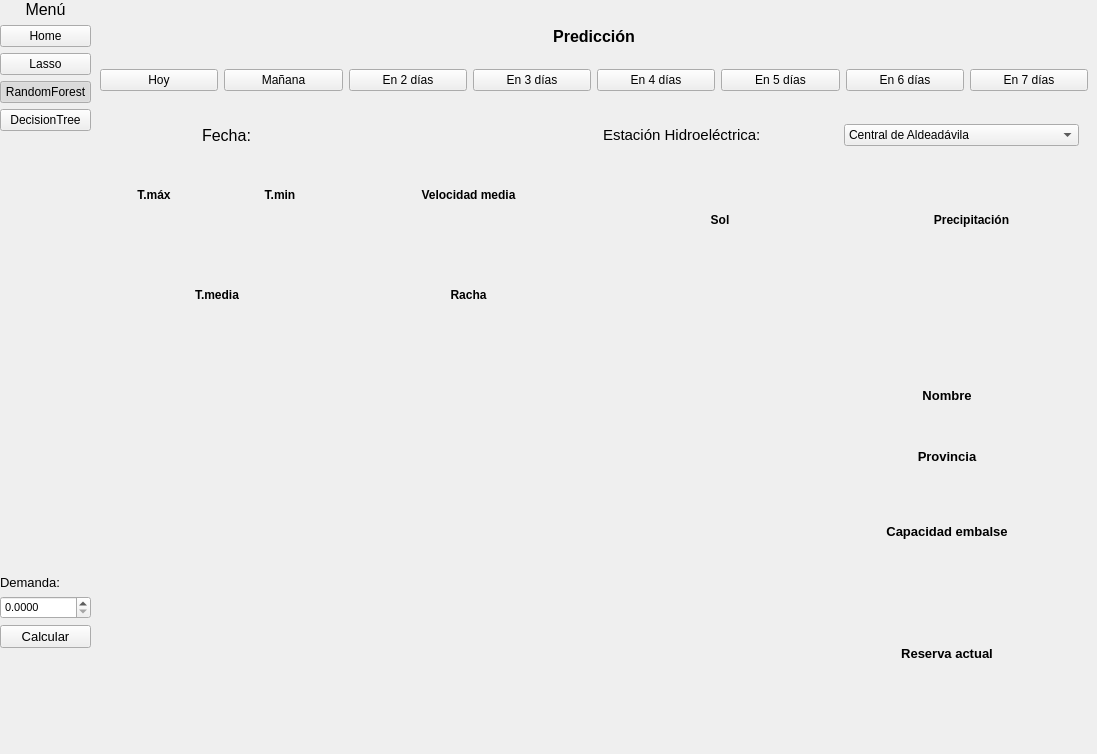
Before: the Qt Designer form faseII_BlackHats/home.ui in Liixxn/Fase-II, drawn with Qt 5.
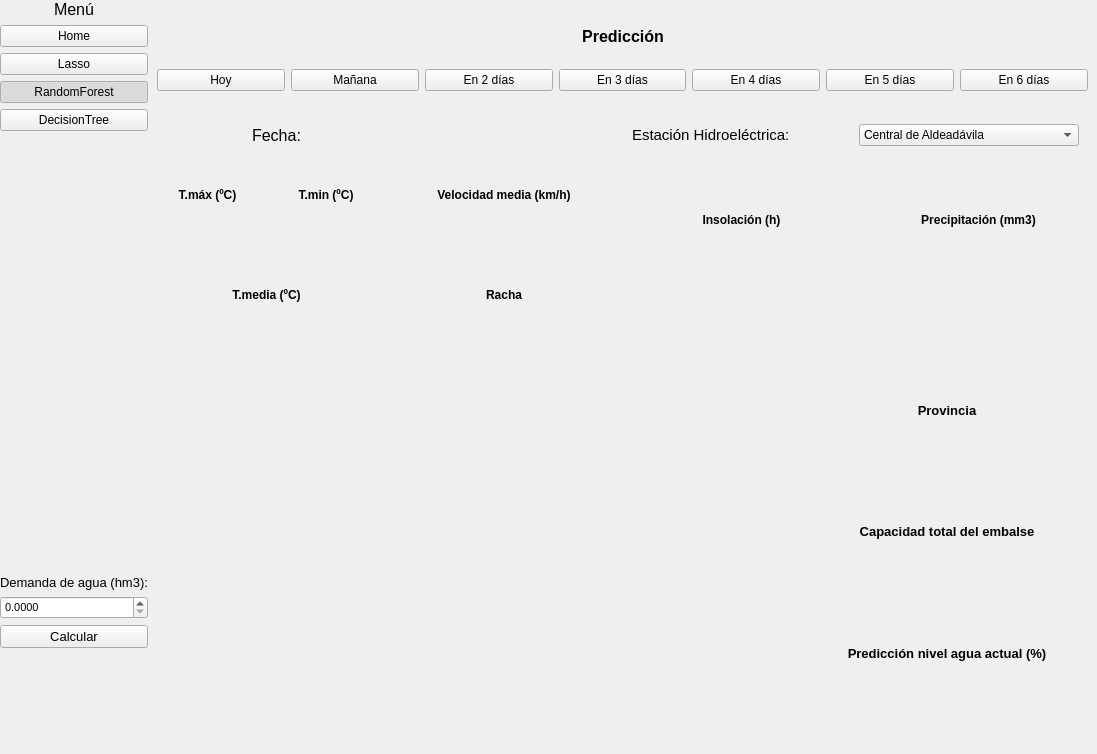
After: the same form once the commit is applied. The open tabs and pages were chosen to show the change. Icons and pictures are not drawn.

What changed in the file:
```diff
--- a/faseII_BlackHats/home.ui
+++ b/faseII_BlackHats/home.ui
@@ -539,64 +539,7 @@
                     <number>0</number>
                    </property>
                    <item>
-                    <widget class="QWidget" name="widget_24" native="true">
-                     <layout class="QHBoxLayout" name="horizontalLayout_9">
-                      <property name="spacing">
-                       <number>0</number>
-                      </property>
-                      <property name="leftMargin">
-                       <number>0</number>
-                      </property>
-                      <property name="topMargin">
-                       <number>0</number>
-                      </property>
-                      <property name="rightMargin">
-                       <number>0</number>
-                      </property>
-                      <property name="bottomMargin">
-                       <number>0</number>
-                      </property>
-                      <item>
-                       <layout class="QVBoxLayout" name="verticalLayout_10">
-                        <item>
-                         <widget class="QLabel" name="label_4">
-                          <property name="font">
-                           <font>
-                            <pointsize>10</pointsize>
-                            <weight>75</weight>
-                            <bold>true</bold>
-                           </font>
-                          </property>
-                          <property name="text">
-                           <string>Nombre</string>
-                          </property>
-                          <property name="alignment">
-                           <set>Qt::AlignCenter</set>
-                          </property>
-                         </widget>
-                        </item>
-                        <item>
-                         <widget class="QLabel" name="txtNombreProvinciaRf">
-                          <property name="font">
-                           <font>
-                            <pointsize>9</pointsize>
-                           </font>
-                          </property>
-                          <property name="text">
-                           <string/>
-                          </property>
-                          <property name="alignment">
-                           <set>Qt::AlignCenter</set>
-                          </property>
-                         </widget>
-                        </item>
-                       </layout>
-                      </item>
-                     </layout>
-                    </widget>
-                   </item>
-                   <item>
-                    <widget class="QWidget" name="widget_25" native="true">
+                    <widget class="QWidget" name="boardProvincia" native="true">
                      <layout class="QHBoxLayout" name="horizontalLayout_10">
                       <property name="spacing">
                        <number>0</number>
@@ -614,7 +557,7 @@
                        <number>0</number>
                       </property>
                       <item>
-                       <layout class="QVBoxLayout" name="verticalLayout_11">
+                       <layout class="QVBoxLayout" name="verticalLayout_19">
                         <property name="spacing">
                          <number>0</number>
                         </property>
@@ -691,7 +634,7 @@
                         </font>
                        </property>
                        <property name="text">
-                        <string>Capacidad embalse</string>
+                        <string>Capacidad total del embalse</string>
                        </property>
                        <property name="alignment">
                         <set>Qt::AlignCenter</set>
@@ -751,7 +694,7 @@
                         </font>
                        </property>
                        <property name="text">
-                        <string>Reserva actual</string>
+                        <string>Predicción nivel agua actual (%)</string>
                        </property>
                        <property name="alignment">
                         <set>Qt::AlignCenter</set>
@@ -947,19 +890,6 @@
                </property>
               </widget>
              </item>
-             <item>
-              <widget class="QPushButton" name="btn7dias">
-               <property name="text">
-                <string>En 7 días</string>
-               </property>
-               <property name="checkable">
-                <bool>true</bool>
-               </property>
-               <property name="autoExclusive">
-                <bool>true</bool>
-               </property>
-              </widget>
-             </item>
             </layout>
            </item>
           </layout>
@@ -1050,7 +980,7 @@
                           </font>
                          </property>
                          <property name="text">
-                          <string>T.máx</string>
+                          <string>T.máx (ºC)</string>
                          </property>
                          <property name="alignment">
                           <set>Qt::AlignCenter</set>
@@ -1107,7 +1037,7 @@
                           </font>
                          </property>
                          <property name="text">
-                          <string>T.min</string>
+                          <string>T.min (ºC)</string>
                          </property>
                          <property name="alignment">
                           <set>Qt::AlignCenter</set>
@@ -1166,7 +1096,7 @@
                         </font>
                        </property>
                        <property name="text">
-                        <string>T.media</string>
+                        <string>T.media (ºC)</string>
                        </property>
                        <property name="alignment">
                         <set>Qt::AlignCenter</set>
@@ -1244,7 +1174,7 @@
                         </font>
                        </property>
                        <property name="text">
-                        <string>Velocidad media</string>
+                        <string>Velocidad media (km/h)</string>
                        </property>
                        <property name="alignment">
                         <set>Qt::AlignCenter</set>
@@ -1391,7 +1321,7 @@
                         <string notr="true"/>
                        </property>
                        <property name="text">
-                        <string>Sol</string>
+                        <string>Insolación (h)</string>
                        </property>
                        <property name="alignment">
                         <set>Qt::AlignCenter</set>
@@ -1469,7 +1399,7 @@
                         </font>
                        </property>
                        <property name="text">
-                        <string>Precipitación</string>
+                        <string>Precipitación (mm3)</string>
                        </property>
                        <property name="alignment">
                         <set>Qt::AlignCenter</set>
@@ -4036,7 +3966,7 @@
             </font>
            </property>
            <property name="text">
-            <string>Demanda:</string>
+            <string>Demanda de agua (hm3):</string>
            </property>
            <property name="alignment">
             <set>Qt::AlignLeading|Qt::AlignLeft|Qt::AlignVCenter</set>
```
Left out of the diff: 180 changed lines with no effect on the pictures.
